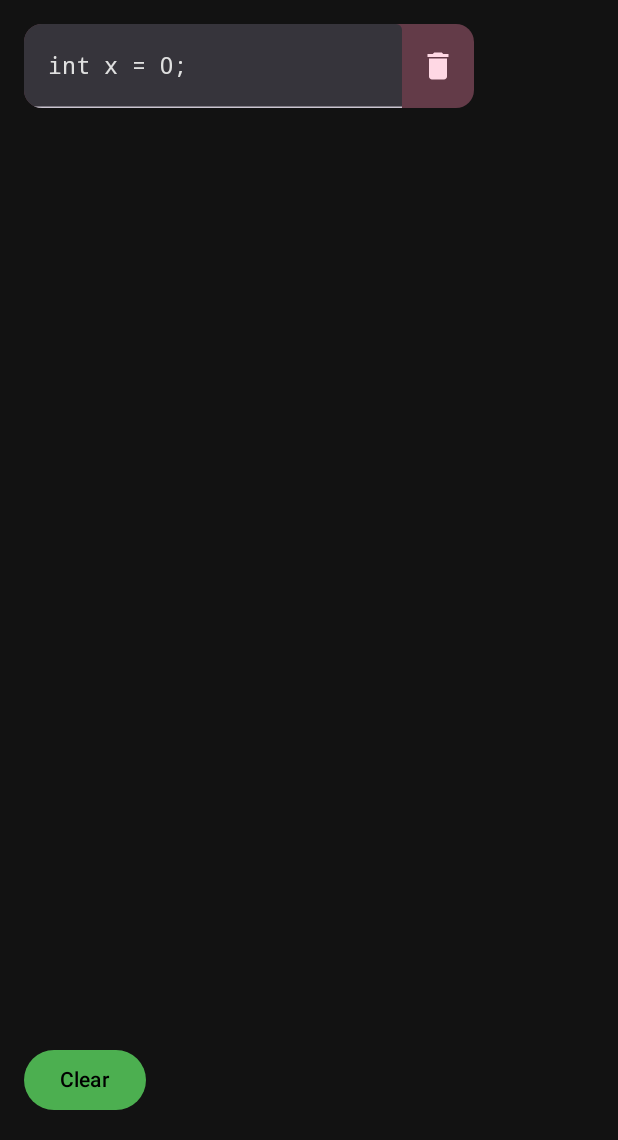
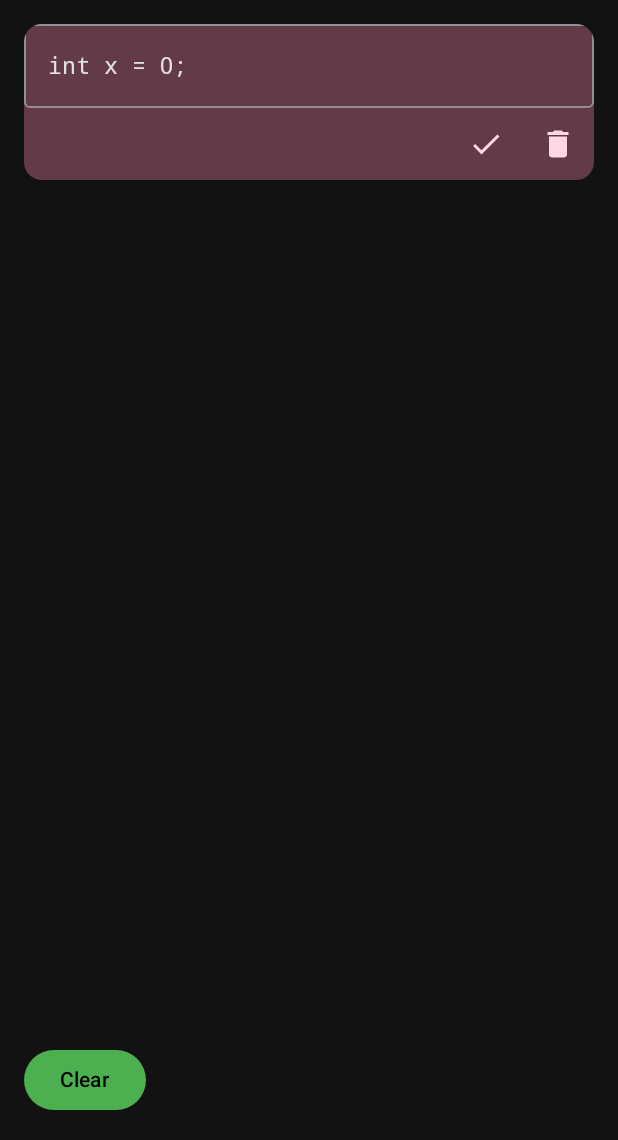
Before and after one commit to g1g942j/Code-Block, an Android app built with Jetpack Compose: the screen it shows after launch (MainActivity), after a tap on "Edit", on a phone screen of 412 x 824 dp, the part 96-1236 px from its top. Run offline under Robolectric (Android 15) with nearby library versions, the phone set to English and light mode, and no system bars; 3 other taps on this screen came first.

Commit message:
fix delete blocks, fix change blocks, new change blocks

```diff
--- a/app/src/main/java/com/example/code_block/ui/BlockItem.kt
+++ b/app/src/main/java/com/example/code_block/ui/BlockItem.kt
@@ -15,6 +15,7 @@ import androidx.compose.ui.res.stringResource
 import androidx.compose.ui.text.input.ImeAction
 import androidx.compose.ui.unit.dp
 import com.example.code_block.R
+import androidx.compose.material.icons.filled.Done
 
 @Composable
 fun BlockItem(
@@ -27,6 +28,10 @@ fun BlockItem(
 ) {
     var isEditing by remember { mutableStateOf(false) }
     var editedText by remember { mutableStateOf(text) }
+
+    LaunchedEffect(text) {
+        editedText = text
+    }
     val blockColor = when {
         text.trim() == stringResource(R.string.close_block) ->
             MaterialTheme.colorScheme.secondaryContainer
@@ -41,14 +46,14 @@ fun BlockItem(
     ) {
         Card(
             colors = CardDefaults.cardColors(containerColor = blockColor),
-            modifier = Modifier.widthIn(min = 100.dp, max = 300.dp)
+            modifier = Modifier.fillMaxWidth()
         ) {
             if (isEditing) {
-                Row(verticalAlignment = Alignment.CenterVertically) {
-                    TextField(
+                Column {
+                    OutlinedTextField(
                         value = editedText,
                         onValueChange = { editedText = it },
-                        modifier = Modifier.weight(1f),
+                        modifier = Modifier.fillMaxWidth(),
                         singleLine = true,
                         keyboardOptions = KeyboardOptions(imeAction = ImeAction.Done),
                         keyboardActions = KeyboardActions(
@@ -58,28 +63,37 @@ fun BlockItem(
                             }
                         )
                     )
-                    IconButton(onClick = { onBlockRemoved(index) }) {
-                        Icon(
-                            Icons.Default.Delete,
-                            stringResource(R.string.delete)
-                        )
+                    Row(
+                        horizontalArrangement = Arrangement.End,
+                        modifier = Modifier.fillMaxWidth()
+                    ) {
+                        IconButton(onClick = {
+                            isEditing = false
+                            onBlockChanged(index, editedText)
+                        }) {
+                            Icon(Icons.Filled.Done, contentDescription = "Сохранить")
+                        }
+                        IconButton(onClick = { onBlockRemoved(index) }) {
+                            Icon(Icons.Filled.Delete, contentDescription = stringResource(R.string.delete))
+                        }
                     }
                 }
             } else {
                 Row(
                     verticalAlignment = Alignment.CenterVertically,
-                    modifier = Modifier.clickable { isEditing = true }
+                    modifier = Modifier
+                        .clickable { isEditing = true }
+                        .fillMaxWidth()
                 ) {
                     Text(
                         text = text,
-                        modifier = Modifier.weight(1f).padding(12.dp),
+                        modifier = Modifier
+                            .weight(1f)
+                            .padding(12.dp),
                         style = MaterialTheme.typography.bodyMedium
                     )
                     IconButton(onClick = { isEditing = true }) {
-                        Icon(
-                            Icons.Default.Edit,
-                            stringResource(R.string.edit)
-                        )
+                        Icon(Icons.Filled.Edit, contentDescription = stringResource(R.string.edit))
                     }
                 }
             }
```
